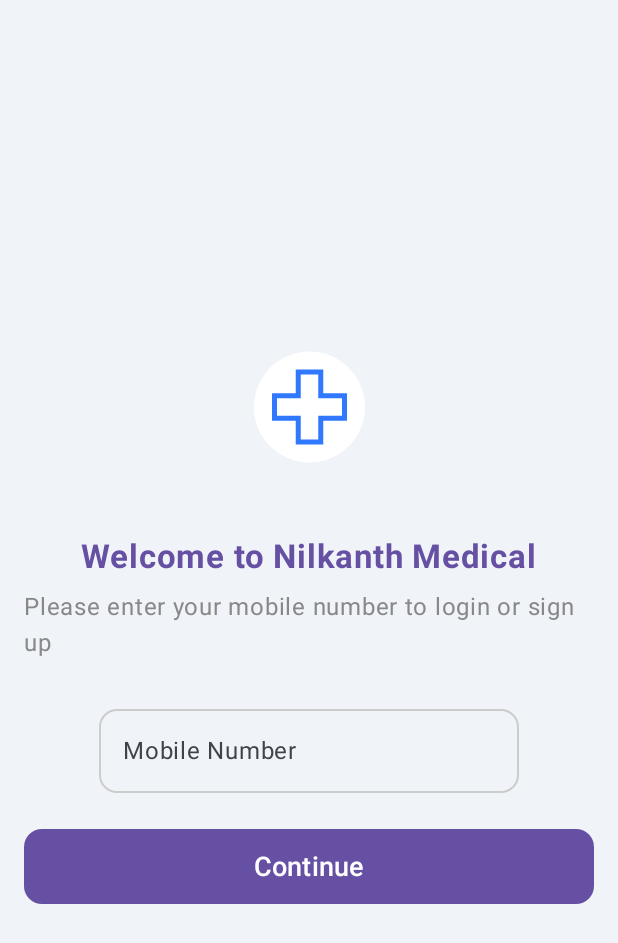
After one commit to NikitaAswale/NilkandMedical, an Android app built with Jetpack Compose: the composable LoginScreen shown on its own in the app's theme, on a phone screen of 412 x 824 dp. The commit adds this screen. Shown: the top 943 px of the screen. Run offline under Robolectric (Android 15) with nearby library versions, the phone set to English and light mode, and no system bars; network calls fail; 1 statement that could not run was skipped.

Commit message:
UI change

```diff
--- /dev/null
+++ b/app/src/main/java/com/example/nilkanthmedical/LoginScreen.kt
@@ -0,0 +1,107 @@
+package com.example.nilkanthmedical
+
+import androidx.compose.foundation.Image
+import androidx.compose.foundation.background
+import androidx.compose.foundation.layout.*
+import androidx.compose.foundation.shape.RoundedCornerShape
+import androidx.compose.material3.ExperimentalMaterial3Api
+import androidx.compose.material3.*
+import androidx.compose.runtime.*
+import androidx.compose.ui.Alignment
+import androidx.compose.ui.Modifier
+import androidx.compose.ui.graphics.Color
+import androidx.compose.ui.res.painterResource
+import androidx.compose.ui.text.font.FontWeight
+import androidx.compose.ui.text.input.KeyboardType
+import androidx.compose.foundation.text.KeyboardOptions
+import androidx.compose.ui.unit.dp
+import androidx.compose.ui.unit.sp
+import androidx.lifecycle.viewmodel.compose.viewModel
+import com.example.nilkanthmedical.ui.theme.Purple40
+import com.example.nilkanthmedical.ui.theme.PurpleGrey40
+
+@OptIn(ExperimentalMaterial3Api::class)
+@Composable
+fun LoginScreen() {
+    val userViewModel: UserViewModel = viewModel()
+    val userList by userViewModel.users.collectAsState()
+    var mobileNumber by remember { mutableStateOf("") }
+    var isLoading by remember { mutableStateOf(false) } // To be used for showing a loader
+
+    Box(
+        modifier = Modifier
+            .fillMaxSize()
+            .background(Color(0xFFF0F4F8))
+    ) {
+        Column(
+            modifier = Modifier
+                .fillMaxSize()
+                .padding(16.dp),
+            verticalArrangement = Arrangement.Center,
+            horizontalAlignment = Alignment.CenterHorizontally
+        ) {
+            Image(
+                painter = painterResource(id = R.drawable.logo),
+                contentDescription = "Nilkanth Medical Logo",
+                modifier = Modifier.height(120.dp)
+            )
+            Spacer(modifier = Modifier.height(16.dp))
+
+            if (userList.isNotEmpty()) {
+                Text(
+                    text = "Welcome, ${userList[0].name}",
+                    fontSize = 24.sp,
+                    fontWeight = FontWeight.Bold,
+                    color = Purple40
+                )
+            } else {
+                Text(
+                    text = "Welcome to Nilkanth Medical",
+                    fontSize = 22.sp,
+                    fontWeight = FontWeight.Bold,
+                    color = Purple40
+                )
+            }
+
+            Spacer(modifier = Modifier.height(8.dp))
+
+            Text(
+                text = "Please enter your mobile number to login or sign up",
+                fontSize = 16.sp,
+                color = Color.Gray
+            )
+
+            Spacer(modifier = Modifier.height(24.dp))
+
+            OutlinedTextField(
+                value = mobileNumber,
+                onValueChange = { mobileNumber = it },
+                label = { Text("Mobile Number") },
+                singleLine = true,
+                shape = RoundedCornerShape(12.dp),
+                colors = TextFieldDefaults.outlinedTextFieldColors(
+                    focusedBorderColor = Purple40,
+                    unfocusedBorderColor = Color.LightGray,
+                    cursorColor = Purple40
+                ),
+                keyboardOptions = KeyboardOptions(keyboardType = KeyboardType.Phone)
+            )
+
+            Spacer(modifier = Modifier.height(24.dp))
+
+            Button(
+                onClick = { /* Handle login logic here */ },
+                modifier = Modifier
+                    .fillMaxWidth()
+                    .height(50.dp),
+                shape = RoundedCornerShape(12.dp),
+                colors = ButtonDefaults.buttonColors(containerColor = Purple40)
+            ) {
+                Text(text = "Continue", fontSize = 18.sp, color = Color.White)
+            }
+        }
+        if (isLoading) {
+            CircularProgressIndicator(modifier = Modifier.align(Alignment.Center))
+        }
+    }
+}
--- a/app/src/main/java/com/example/nilkanthmedical/MainActivity.kt
+++ b/app/src/main/java/com/example/nilkanthmedical/MainActivity.kt
@@ -19,7 +19,7 @@ class MainActivity : ComponentActivity() {
         enableEdgeToEdge()
         setContent {
             NilkanthMedicalTheme {
-                UserComposable()
+                LoginScreen()
             }
         }
     }
--- a/app/src/main/java/com/example/nilkanthmedical/UserComposable.kt
+++ /dev/null
@@ -1,47 +0,0 @@
-package com.example.nilkanthmedical
-
-import androidx.compose.foundation.Image
-import androidx.compose.foundation.layout.Arrangement
-import androidx.compose.foundation.layout.Column
-import androidx.compose.foundation.layout.Row
-import androidx.compose.foundation.layout.Spacer
-import androidx.compose.foundation.layout.fillMaxSize
-import androidx.compose.foundation.layout.height
-import androidx.compose.material3.OutlinedTextField
-import androidx.compose.material3.Text
-import androidx.compose.runtime.Composable
-import androidx.compose.runtime.collectAsState
-import androidx.compose.runtime.getValue
-import androidx.compose.runtime.mutableStateOf
-import androidx.compose.runtime.remember
-import androidx.compose.runtime.setValue
-import androidx.compose.ui.Alignment
-import androidx.compose.ui.Modifier
-import androidx.compose.ui.res.painterResource
-import androidx.compose.ui.text.font.FontWeight
-import androidx.compose.ui.unit.dp
-import androidx.compose.ui.unit.sp
-import androidx.lifecycle.viewmodel.compose.viewModel
-
-@Composable
-fun UserComposable() {
-
-    val userviewmodel : UserViewModel = viewModel()
-    val userlist = userviewmodel.users.collectAsState().value
-
-    Column (modifier = Modifier.fillMaxSize(),
-        verticalArrangement = Arrangement.Center,
-        horizontalAlignment = Alignment.CenterHorizontally){
-        Row(modifier = Modifier, horizontalArrangement = Arrangement.Center) {
-            Image(painter = painterResource(id = R.drawable.logo), contentDescription = "Medical Page")
-        }
-        Row(modifier = Modifier, horizontalArrangement = Arrangement.Center){
-            Text(text = userlist.get(0).name , fontSize = 24.sp, fontWeight = FontWeight.W100)
-        }
-        Spacer(modifier = Modifier.height(12.dp))
-        Text(text = "Please Enter your Mobile Number to Login/Sign Up")
-        Spacer(modifier = Modifier.height(4.dp))
-        OutlinedTextField(value = userlist[0].phone, onValueChange = {}, label = { Text("") })
-        Spacer(modifier = Modifier.height(4.dp))
-    }
-}
```
